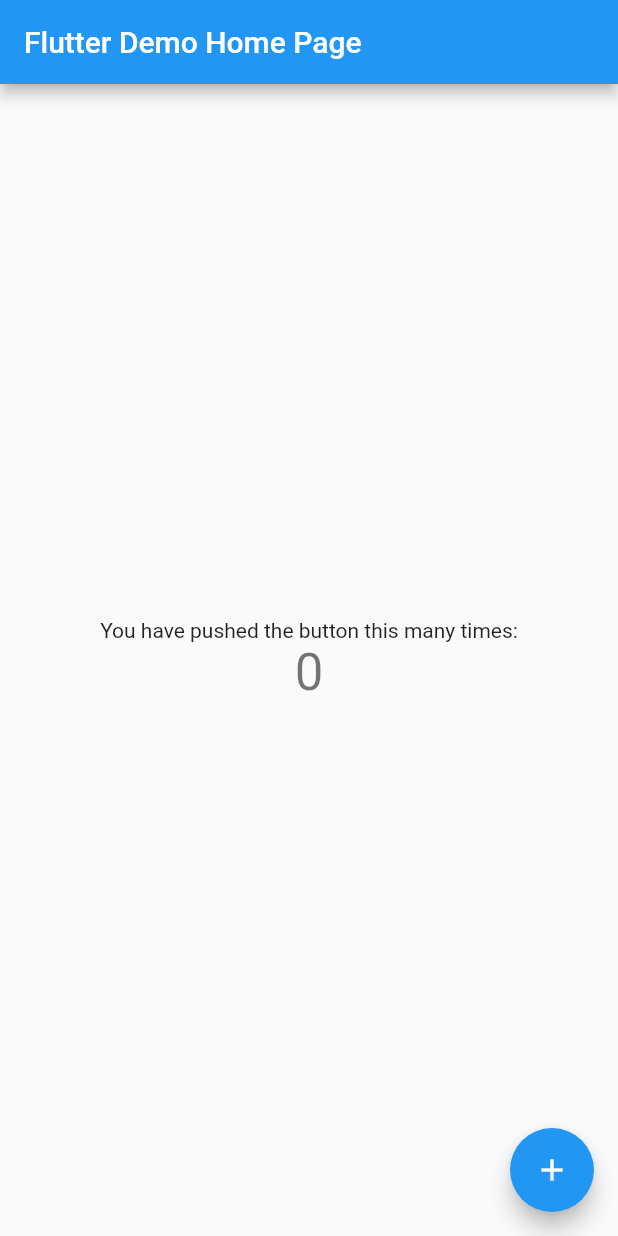
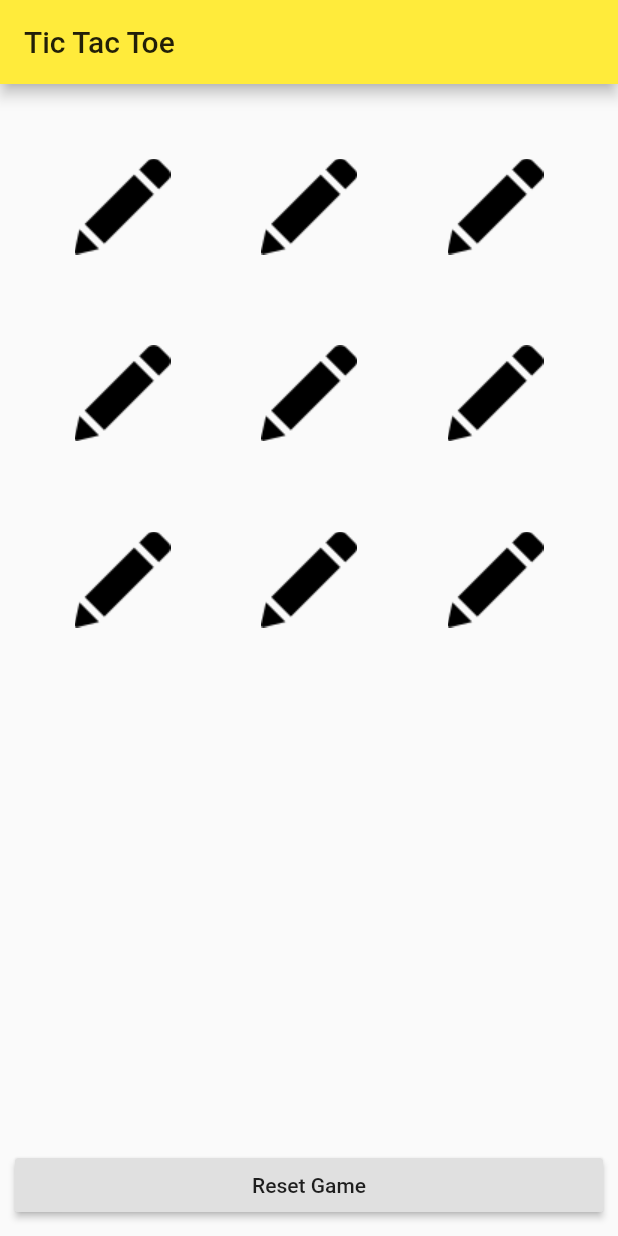
Before and after one commit to Wilson-kunadi/tictactoe, a Flutter app: the screen it shows after launch, on a phone screen of 412 x 824 dp. Run offline on Flutter 3.47's test engine with Material 2 defaults, Android fonts, the phone set to English and light mode, and no system bars.

Commit message:
Completion of the project

```diff
--- a/lib/main.dart
+++ b/lib/main.dart
@@ -1,111 +1,16 @@
 import 'package:flutter/material.dart';
+import 'package:tictactoe/ttc.dart';
 
-void main() => runApp(MyApp());
+void main(List<String> args) => runApp(MyApp());
 
 class MyApp extends StatelessWidget {
-  // This widget is the root of your application.
   @override
   Widget build(BuildContext context) {
     return MaterialApp(
-      title: 'Flutter Demo',
-      theme: ThemeData(
-        // This is the theme of your application.
-        //
-        // Try running your application with "flutter run". You'll see the
-        // application has a blue toolbar. Then, without quitting the app, try
-        // changing the primarySwatch below to Colors.green and then invoke
-        // "hot reload" (press "r" in the console where you ran "flutter run",
-        // or simply save your changes to "hot reload" in a Flutter IDE).
-        // Notice that the counter didn't reset back to zero; the application
-        // is not restarted.
-        primarySwatch: Colors.blue,
-      ),
-      home: MyHomePage(title: 'Flutter Demo Home Page'),
+      title: "Tic Tac Toe",
+      debugShowCheckedModeBanner: false,
+      theme: ThemeData(primarySwatch: Colors.yellow),
+      home: ttc(),
     );
   }
 }
-
-class MyHomePage extends StatefulWidget {
-  MyHomePage({Key key, this.title}) : super(key: key);
-
-  // This widget is the home page of your application. It is stateful, meaning
-  // that it has a State object (defined below) that contains fields that affect
-  // how it looks.
-
-  // This class is the configuration for the state. It holds the values (in this
-  // case the title) provided by the parent (in this case the App widget) and
-  // used by the build method of the State. Fields in a Widget subclass are
-  // always marked "final".
-
-  final String title;
-
-  @override
-  _MyHomePageState createState() => _MyHomePageState();
-}
-
-class _MyHomePageState extends State<MyHomePage> {
-  int _counter = 0;
-
-  void _incrementCounter() {
-    setState(() {
-      // This call to setState tells the Flutter framework that something has
-      // changed in this State, which causes it to rerun the build method below
-      // so that the display can reflect the updated values. If we changed
-      // _counter without calling setState(), then the build method would not be
-      // called again, and so nothing would appear to happen.
-      _counter++;
-    });
-  }
-
-  @override
-  Widget build(BuildContext context) {
-    // This method is rerun every time setState is called, for instance as done
-    // by the _incrementCounter method above.
-    //
-    // The Flutter framework has been optimized to make rerunning build methods
-    // fast, so that you can just rebuild anything that needs updating rather
-    // than having to individually change instances of widgets.
-    return Scaffold(
-      appBar: AppBar(
-        // Here we take the value from the MyHomePage object that was created by
-        // the App.build method, and use it to set our appbar title.
-        title: Text(widget.title),
-      ),
-      body: Center(
-        // Center is a layout widget. It takes a single child and positions it
-        // in the middle of the parent.
-        child: Column(
-          // Column is also a layout widget. It takes a list of children and
-          // arranges them vertically. By default, it sizes itself to fit its
-          // children horizontally, and tries to be as tall as its parent.
-          //
-          // Invoke "debug painting" (press "p" in the console, choose the
-          // "Toggle Debug Paint" action from the Flutter Inspector in Android
-          // Studio, or the "Toggle Debug Paint" command in Visual Studio Code)
-          // to see the wireframe for each widget.
-          //
-          // Column has various properties to control how it sizes itself and
-          // how it positions its children. Here we use mainAxisAlignment to
-          // center the children vertically; the main axis here is the vertical
-          // axis because Columns are vertical (the cross axis would be
-          // horizontal).
-          mainAxisAlignment: MainAxisAlignment.center,
-          children: <Widget>[
-            Text(
-              'You have pushed the button this many times:',
-            ),
-            Text(
-              '$_counter',
-              style: Theme.of(context).textTheme.display1,
-            ),
-          ],
-        ),
-      ),
-      floatingActionButton: FloatingActionButton(
-        onPressed: _incrementCounter,
-        tooltip: 'Increment',
-        child: Icon(Icons.add),
-      ), // This trailing comma makes auto-formatting nicer for build methods.
-    );
-  }
-}
--- /dev/null
+++ b/lib/ttc.dart
@@ -0,0 +1,168 @@
+import 'package:flutter/material.dart';
+
+class ttc extends StatefulWidget {
+  @override
+  _ttcState createState() => _ttcState();
+}
+
+class _ttcState extends State<ttc> {
+  bool isCross, gameDone;
+  String message;
+  List<String> gameState;
+
+  // TODO: link up images
+  AssetImage cross = AssetImage("images/cross.png");
+  AssetImage circle = AssetImage("images/circle.png");
+  AssetImage defaults = AssetImage("images/edit.png");
+
+  // TODO: Initialize the state of box with empty
+  @override
+  void initState() {
+    super.initState();
+    this.resetGame();
+  }
+
+  // TODO: playGames Method
+  playGames(int index) {
+    if (this.gameDone == false) {
+      if (this.gameState[index] == "Defaults") {
+        setState(() {
+          this.isCross
+              ? this.gameState[index] = "Cross"
+              : this.gameState[index] = "Circle";
+          this.isCross = !this.isCross;
+          this.checkWin();
+        });
+      }
+    }
+  }
+
+  // TODO: ResetGame Method
+  resetGame() {
+    setState(() {
+      this.gameState = List.generate(9, (int index) => "Defaults");
+      this.isCross = true;
+      this.gameDone = false;
+      this.message = "";
+    });
+  }
+
+  // TODO: getImage Method
+  AssetImage getImage(String input) {
+    switch (input) {
+      case 'Defaults':
+        return defaults;
+        break;
+      case 'Cross':
+        return cross;
+        break;
+      case 'Circle':
+        return circle;
+        break;
+    }
+  }
+
+  // Win Result
+  winMes(String input, {bool draw = false}) {
+    this.message = draw ? "This Game is Draw" : "${input} win the game";
+    this.gameDone = true;
+  }
+
+  // TODO: Check Win logic
+  checkWin() {
+    // Check horizontally
+    for (var i = 0; i < 3; i++) {
+      if ((this.gameState[i] != "Defaults") &&
+          (this.gameState[i] == this.gameState[i + 3]) &&
+          (this.gameState[i + 3] == this.gameState[i + 6])) {
+        setState(() {
+          this.winMes(this.gameState[i]);
+        });
+      }
+    }
+
+    for (var i = 0; i < this.gameState.length; i += 3) {
+      if ((this.gameState[i] != "Defaults") &&
+          (this.gameState[i] == this.gameState[i + 1]) &&
+          (this.gameState[i + 1] == this.gameState[i + 2])) {
+        setState(() {
+          this.winMes(this.gameState[i]);
+        });
+      }
+    }
+
+    if ((this.gameState[0] != "Defaults") &&
+        (this.gameState[0] == this.gameState[4]) &&
+        (this.gameState[4] == this.gameState[8])) {
+      setState(() {
+        this.winMes(this.gameState[0]);
+      });
+    }
+
+    if ((this.gameState[2] != "Defaults") &&
+        (this.gameState[2] == this.gameState[4]) &&
+        (this.gameState[4] == this.gameState[6])) {
+      setState(() {
+        this.winMes(this.gameState[2]);
+      });
+    }
+    if (!this.gameState.contains("Defaults")) {
+      setState(() {
+        this.winMes(this.gameState[0], draw: true);
+      });
+    }
+  }
+
+  @override
+  Widget build(BuildContext context) {
+    return Scaffold(
+      appBar: AppBar(
+        title: Text("Tic Tac Toe"),
+      ),
+      body: Column(
+        mainAxisAlignment: MainAxisAlignment.start,
+        crossAxisAlignment: CrossAxisAlignment.center,
+        children: <Widget>[
+          Expanded(
+            child: GridView.builder(
+              padding: EdgeInsets.all(20.0),
+              gridDelegate: SliverGridDelegateWithFixedCrossAxisCount(
+                crossAxisCount: 3,
+                childAspectRatio: 1.0,
+                crossAxisSpacing: 1.0,
+                mainAxisSpacing: 1.0,
+              ),
+              itemCount: this.gameState.length,
+              itemBuilder: (context, i) => SizedBox(
+                width: 100,
+                height: 100,
+                child: MaterialButton(
+                  onPressed: () {
+                    this.playGames(i);
+                    print(this.gameState[i]);
+                    print(this.isCross);
+                  },
+                  child: Image(
+                    image: this.getImage(this.gameState[i]),
+                  ),
+                ),
+              ),
+            ),
+          ),
+          Container(
+            padding: EdgeInsets.all(30),
+            child: Text(this.message),
+          ),
+          Container(
+            padding: EdgeInsets.all(10.0),
+            width: MediaQuery.of(context).size.width,
+            child: RaisedButton(
+              onPressed: resetGame,
+              child: Text('Reset Game'),
+            ),
+          ),
+        ],
+      ),
+    );
+  }
+}
```
Also changed, not shown: pubspec.yaml (+2 -8 lines).
